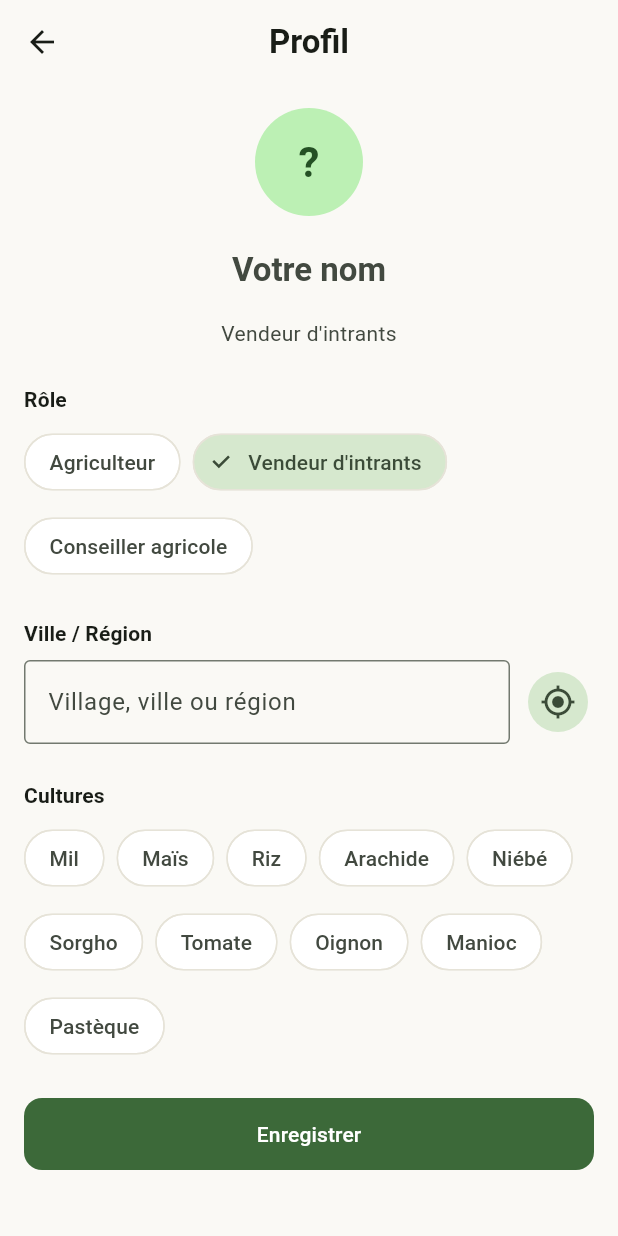
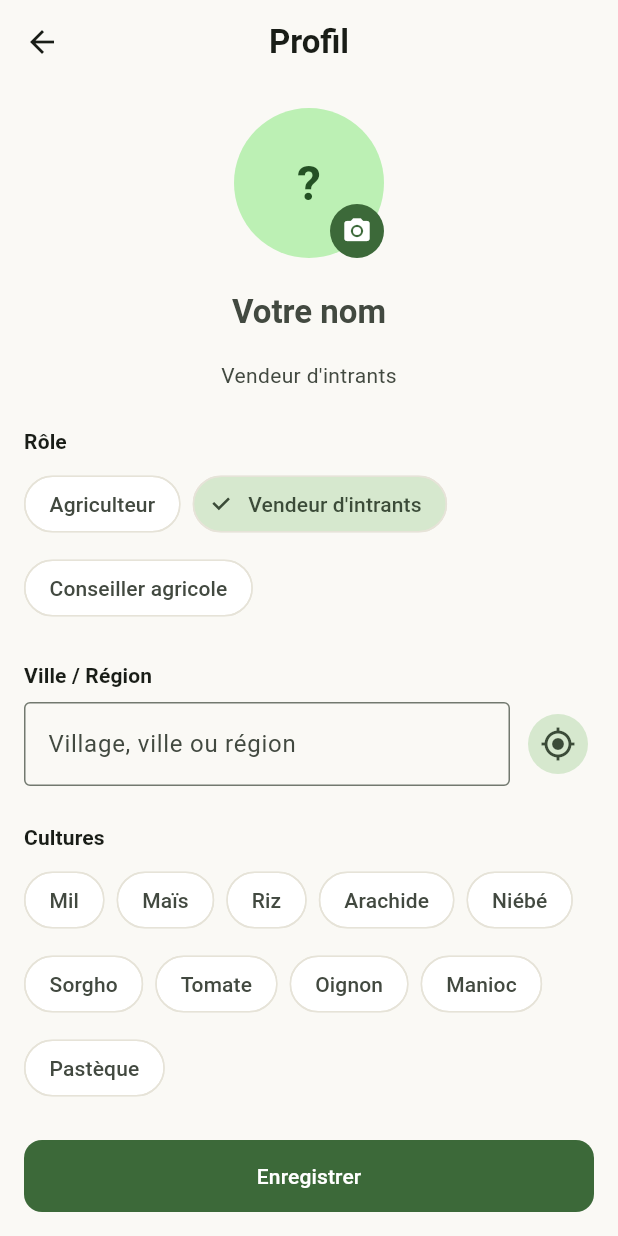
Before and after one commit to devsambou/KultivIA, a Flutter app: the ProfileScreen screen opened by its route, after a tap on "Vendeur d'intrants", on a phone screen of 412 x 824 dp. Run offline on Flutter 3.47's test engine with Material 3 defaults, Android fonts, the light colour scheme and no system bars; our stand-ins replace audioplayers, cloud_firestore, cloud_functions, firebase_auth, firebase_core, firebase_messaging and 9 more; missing offline and left inert: record; accounts and stored records are empty.

Commit message:
feat(profile): photo Google + picker image + fix duplicate _toast + firebase_storage

```diff
--- a/lib/screens/settings/profile_screen.dart
+++ b/lib/screens/settings/profile_screen.dart
@@ -2,7 +2,9 @@ import 'package:flutter/material.dart';
 import 'package:provider/provider.dart';
 import 'package:geolocator/geolocator.dart';
 import 'package:http/http.dart' as http;
+import 'package:image_picker/image_picker.dart';
 import 'dart:convert';
+import 'dart:io';
 
 import '../../services/system/app_state.dart';
 import '../../services/auth/firebase_service.dart';
@@ -21,11 +23,68 @@ class ProfileScreen extends StatefulWidget {
 class _ProfileScreenState extends State<ProfileScreen> {
   bool _busy = false;
   bool _locating = false;
+  bool _uploadingPhoto = false;
   final _nameController = TextEditingController();
   final _localityController = TextEditingController();
+  File? _pickedImage;
 
   void _toast(String msg) =>
       ScaffoldMessenger.of(context).showSnackBar(SnackBar(content: Text(msg)));
+
+  Future<void> _loadProfile() async {
+    final app = context.read<AppState>();
+    final fb = context.read<FirebaseService>();
+    if (app.profile == null) {
+      final profile = await fb.fetchProfile();
+      if (profile != null && mounted) {
+        app.setProfile(profile);
+      }
+    }
+    final profile = app.profile;
+    if (profile != null) {
+      _nameController.text = profile.displayName;
+      _localityController.text = profile.locality;
+      setState(() {});
+    }
+  }
+
+  Future<void> _pickImage() async {
+    final picker = ImagePicker();
+    final picked = await picker.pickImage(source: ImageSource.gallery, imageQuality: 80);
+    if (picked != null) {
+      setState(() => _pickedImage = File(picked.path));
+      await _uploadPhoto();
+    }
+  }
+
+  Future<void> _uploadPhoto() async {
+    if (_pickedImage == null) return;
+    setState(() => _uploadingPhoto = true);
+    try {
+      final fb = context.read<FirebaseService>();
+      final profile = context.read<AppState>().profile;
+      if (profile == null) return;
+
+      // Upload vers Firebase Storage
+      final uid = fb.currentUser?.uid;
+      if (uid == null) throw Exception('Utilisateur non connecté');
+
+      final ref = fb.storageRef().child('profile_photos/$uid.jpg');
+      await ref.putFile(_pickedImage!);
+      final downloadUrl = await ref.getDownloadURL();
+
+      final updated = (context.read<AppState>().profile)!.copyWith(photoUrl: downloadUrl);
+      await fb.saveProfile(updated);
+      context.read<AppState>().setProfile(updated);
+
+      _toast('Photo de profil mise à jour');
+    } catch (e) {
+      debugPrint('Erreur upload photo : $e');
+      _toast('Erreur upload : $e');
+    } finally {
+      if (mounted) setState(() => _uploadingPhoto = false);
+    }
+  }
 
   Future<void> _saveProfile() async {
     final app = context.read<AppState>();
@@ -86,12 +145,7 @@ class _ProfileScreenState extends State<ProfileScreen> {
   @override
   void initState() {
     super.initState();
-    final app = context.read<AppState>();
-    final profile = app.profile;
-    if (profile != null) {
-      _nameController.text = profile.displayName;
-      _localityController.text = profile.locality;
-    }
+    _loadProfile();
   }
 
   @override
@@ -106,6 +160,7 @@ class _ProfileScreenState extends State<ProfileScreen> {
     final app = context.watch<AppState>();
     final profile = app.profile;
     final name = profile?.displayName.trim() ?? '';
+    final photoUrl = profile?.photoUrl;
     final cs = Theme.of(context).colorScheme;
 
     return Scaffold(
@@ -117,13 +172,41 @@ class _ProfileScreenState extends State<ProfileScreen> {
           Center(
             child: Column(
               children: [
-                CircleAvatar(
-                  radius: 36,
-                  backgroundColor: cs.primaryContainer,
-                  child: Text(
-                    name.isEmpty ? '?' : name.substring(0, 1).toUpperCase(),
-                    style: const TextStyle(fontSize: 28),
-                  ),
+                Stack(
+                  children: [
+                    CircleAvatar(
+                      radius: 50,
+                      backgroundColor: cs.primaryContainer,
+                      backgroundImage: photoUrl != null && photoUrl.isNotEmpty
+                          ? NetworkImage(photoUrl)
+                          : null,
+                      child: (photoUrl == null || photoUrl.isEmpty)
+                          ? Text(
+                              name.isEmpty ? '?' : name.substring(0, 1).toUpperCase(),
+                              style: const TextStyle(fontSize: 32),
+                            )
+                          : null,
+                    ),
+                    Positioned(
+                      bottom: 0,
+                      right: 0,
+                      child: InkWell(
+                        onTap: _pickImage,
+                        child: Container(
+                          padding: const EdgeInsets.all(8),
+                          decoration: BoxDecoration(
+                            color: cs.primary,
+                            shape: BoxShape.circle,
+                          ),
+                          child: const Icon(
+                            Icons.camera_alt,
+                            color: Colors.white,
+                            size: 20,
+                          ),
+                        ),
+                      ),
+                    ),
+                  ],
                 ),
                 const SizedBox(height: 12),
                 TextField(
--- a/lib/services/auth/firebase_service.dart
+++ b/lib/services/auth/firebase_service.dart
@@ -2,6 +2,7 @@
 import 'package:cloud_firestore/cloud_firestore.dart';
 import 'package:firebase_core/firebase_core.dart';
 import 'package:firebase_auth/firebase_auth.dart';
+import 'package:firebase_storage/firebase_storage.dart';
 import 'package:google_sign_in/google_sign_in.dart';
 import 'package:sign_in_with_apple/sign_in_with_apple.dart';
 
@@ -117,6 +118,8 @@ class FirebaseService {
   DocumentReference<Map<String, dynamic>> _userDoc(String uid) =>
       _firestore.collection('users').doc(uid);
 
+  Reference storageRef() => FirebaseStorage.instance.ref();
+
   Future<UserProfile?> fetchProfile() async {
     if (!isReady) {
       throw Exception('Firebase non initialisé. Exécutez: flutterfire configure');
--- a/pubspec.yaml
+++ b/pubspec.yaml
@@ -16,7 +16,7 @@ dependencies:
   # État de l'app
   provider: ^6.1.2
 
-  # Photo pour le diagnostic
+  # Photo pour le diagnostic + photo de profil
   image_picker: ^1.1.2
 
   # Auth + BDD (à activer après `flutterfire configure`)
@@ -53,6 +53,9 @@ dependencies:
   audioplayers: ^6.1.0
   path_provider: ^2.1.4
 
+  # Stockage Firebase (photos de profil)
+  firebase_storage: ^12.3.0
+
 dev_dependencies:
   flutter_test:
     sdk: flutter
```
Also changed, not shown: pubspec.lock.
